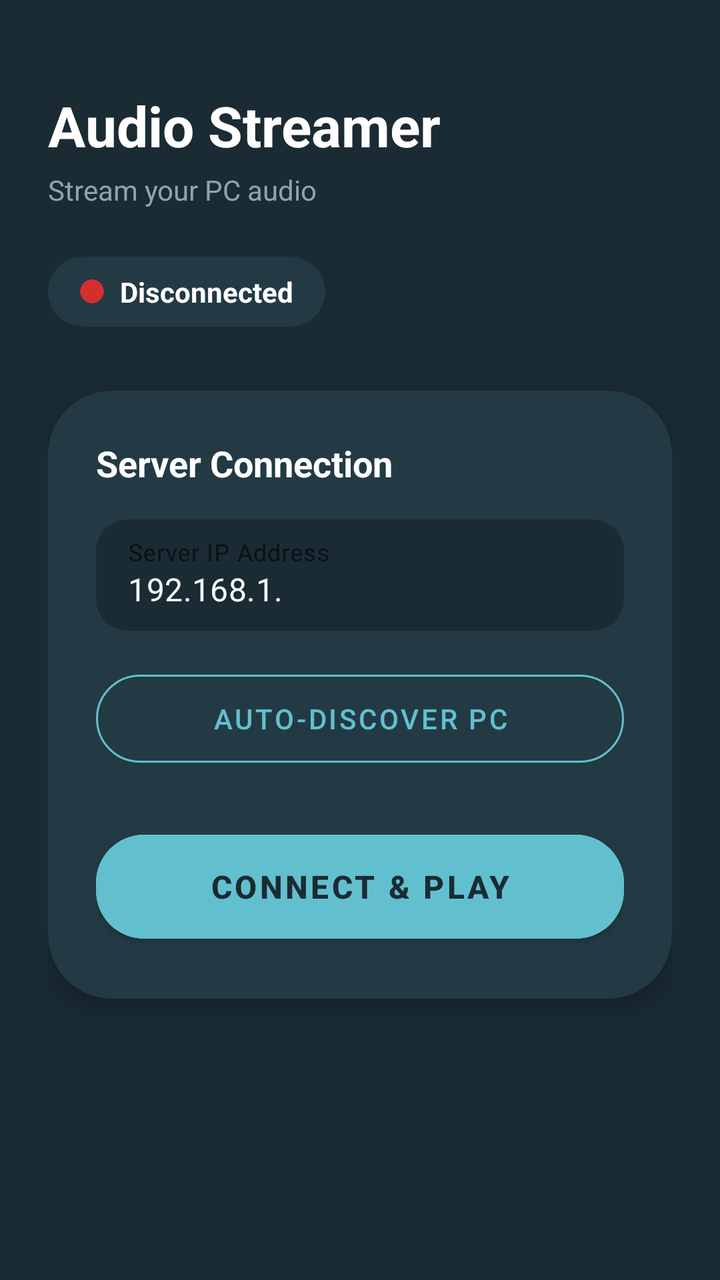
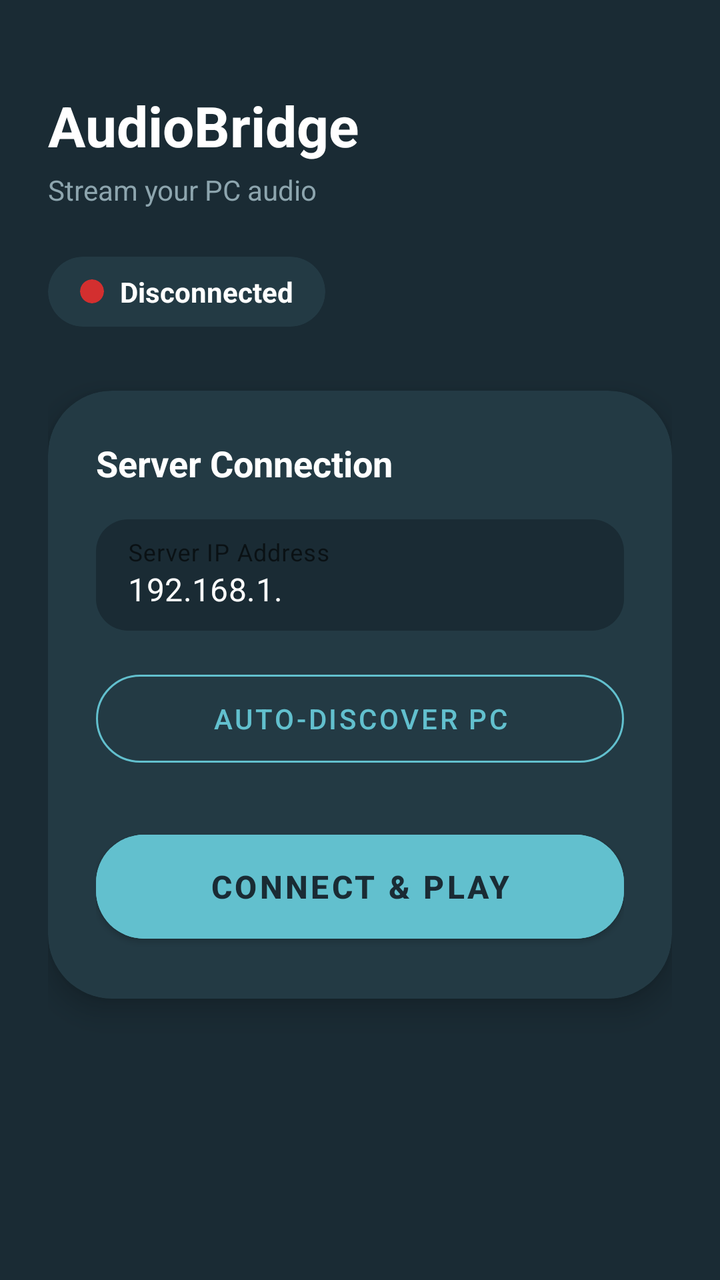

An Android layout rendered at two revisions. The XML below is the earlier revision; the diff shows what the commit changed to produce the second picture.
<!-- AndroidManifest.xml: application theme Theme.MaterialComponents.DayNight.NoActionBar -->
<!-- res/layout/activity_main.xml -->
<?xml version="1.0" encoding="utf-8"?>
<androidx.constraintlayout.widget.ConstraintLayout 
    xmlns:android="http://schemas.android.com/apk/res/android"
    xmlns:app="http://schemas.android.com/apk/res-auto"
    android:layout_width="match_parent"
    android:layout_height="match_parent"
    android:background="@color/bg_main"
    android:padding="24dp">

    <TextView
        android:id="@+id/titleText"
        android:layout_width="wrap_content"
        android:layout_height="wrap_content"
        android:text="Audio Streamer"
        android:textSize="28sp"
        android:textStyle="bold"
        android:textColor="@color/text_main"
        app:layout_constraintTop_toTopOf="parent"
        app:layout_constraintStart_toStartOf="parent"
        android:layout_marginTop="20dp"/>

    <TextView
        android:id="@+id/subtitleText"
        android:layout_width="wrap_content"
        android:layout_height="wrap_content"
        android:text="Stream your PC audio"
        android:textSize="14sp"
        android:textColor="@color/text_sub"
        app:layout_constraintTop_toBottomOf="@id/titleText"
        app:layout_constraintStart_toStartOf="parent"
        android:layout_marginTop="4dp"/>

    <com.google.android.material.card.MaterialCardView
        android:id="@+id/statusCard"
        android:layout_width="wrap_content"
        android:layout_height="wrap_content"
        android:layout_marginTop="24dp"
        app:cardBackgroundColor="@color/bg_card"
        app:cardCornerRadius="20dp"
        app:cardElevation="0dp"
        app:strokeWidth="0dp"
        app:layout_constraintTop_toBottomOf="@id/subtitleText"
        app:layout_constraintStart_toStartOf="parent">
        
        <LinearLayout
            android:layout_width="wrap_content"
            android:layout_height="wrap_content"
            android:orientation="horizontal"
            android:paddingHorizontal="16dp"
            android:paddingVertical="8dp"
            android:gravity="center_vertical">

            <com.google.android.material.card.MaterialCardView
                android:id="@+id/statusIndicator"
                android:layout_width="12dp"
                android:layout_height="12dp"
                app:cardCornerRadius="6dp"
                app:cardBackgroundColor="#D32F2F"
                app:cardElevation="0dp"
                app:strokeWidth="0dp" />

            <TextView
                android:id="@+id/statusText"
                android:layout_width="wrap_content"
                android:layout_height="wrap_content"
                android:layout_marginStart="8dp"
                android:text="Disconnected"
                android:textSize="14sp"
                android:textStyle="bold"
                android:textColor="@color/text_main"/>
        </LinearLayout>
    </com.google.android.material.card.MaterialCardView>

    <com.google.android.material.card.MaterialCardView
        android:layout_width="match_parent"
        android:layout_height="wrap_content"
        android:layout_marginTop="32dp"
        app:cardBackgroundColor="@color/bg_card"
        app:cardCornerRadius="32dp"
        app:cardElevation="8dp"
        app:layout_constraintTop_toBottomOf="@id/statusCard">

        <LinearLayout
            android:layout_width="match_parent"
            android:layout_height="wrap_content"
            android:orientation="vertical"
            android:padding="24dp">

            <TextView
                android:layout_width="wrap_content"
                android:layout_height="wrap_content"
                android:text="Server Connection"
                android:textColor="@color/text_main"
                android:textSize="18sp"
                android:textStyle="bold"
                android:layout_marginBottom="16dp"/>

            <com.google.android.material.textfield.TextInputLayout
                android:id="@+id/ipLayout"
                style="@style/Widget.MaterialComponents.TextInputLayout.FilledBox"
                android:layout_width="match_parent"
                android:layout_height="wrap_content"
                android:hint="Server IP Address"
                app:boxBackgroundColor="@color/bg_main"
                app:boxCornerRadiusBottomEnd="16dp"
                app:boxCornerRadiusBottomStart="16dp"
                app:boxCornerRadiusTopEnd="16dp"
                app:boxCornerRadiusTopStart="16dp"
                app:boxStrokeWidth="0dp"
                app:hintTextColor="@color/text_sub">

                <com.google.android.material.textfield.TextInputEditText
                    android:id="@+id/ipInput"
                    android:layout_width="match_parent"
                    android:layout_height="wrap_content"
                    android:inputType="text"
                    android:textColor="@color/text_main"
                    android:text="192.168.1." />
            </com.google.android.material.textfield.TextInputLayout>

            <com.google.android.material.button.MaterialButton
                android:id="@+id/discoverBtn"
                style="@style/Widget.MaterialComponents.Button.OutlinedButton"
                android:layout_width="match_parent"
                android:layout_height="56dp"
                android:layout_marginTop="16dp"
                android:text="Auto-Discover PC"
                android:textColor="@color/accent_mint"
                app:cornerRadius="24dp"
                app:strokeColor="@color/accent_mint" />

            <com.google.android.material.button.MaterialButton
                android:id="@+id/connectBtn"
                android:layout_width="match_parent"
                android:layout_height="64dp"
                android:layout_marginTop="24dp"
                android:text="Connect &amp; Play"
                android:textColor="@color/bg_main"
                android:textSize="16sp"
                android:textStyle="bold"
                android:backgroundTint="@color/accent_mint"
                app:cornerRadius="24dp" />

        </LinearLayout>
    </com.google.android.material.card.MaterialCardView>

</androidx.constraintlayout.widget.ConstraintLayout>
<!-- resources referenced by this layout -->
<resources>
  <color name="accent_mint">#62C0CE</color>
  <color name="bg_card">#233A44</color>
  <color name="bg_main">#1A2B34</color>
  <color name="text_main">#FFFFFF</color>
  <color name="text_sub">#8DA5AE</color>
</resources>

<!-- the commit's change to res/layout/activity_main.xml (unified diff, before → after) -->
@@ -7,11 +7,12 @@
     android:background="@color/bg_main"
     android:padding="24dp">
 
+    
     <TextView
         android:id="@+id/titleText"
         android:layout_width="wrap_content"
         android:layout_height="wrap_content"
-        android:text="Audio Streamer"
+        android:text="AudioBridge"
         android:textSize="28sp"
         android:textStyle="bold"
         android:textColor="@color/text_main"
@@ -30,6 +31,7 @@
         app:layout_constraintStart_toStartOf="parent"
         android:layout_marginTop="4dp"/>
 
+    
     <com.google.android.material.card.MaterialCardView
         android:id="@+id/statusCard"
         android:layout_width="wrap_content"
@@ -71,6 +73,7 @@
         </LinearLayout>
     </com.google.android.material.card.MaterialCardView>
 
+    
     <com.google.android.material.card.MaterialCardView
         android:layout_width="match_parent"
         android:layout_height="wrap_content"
@@ -95,6 +98,7 @@
                 android:textStyle="bold"
                 android:layout_marginBottom="16dp"/>
 
+            
             <com.google.android.material.textfield.TextInputLayout
                 android:id="@+id/ipLayout"
                 style="@style/Widget.MaterialComponents.TextInputLayout.FilledBox"
@@ -118,6 +122,7 @@
                     android:text="192.168.1." />
             </com.google.android.material.textfield.TextInputLayout>
 
+            
             <com.google.android.material.button.MaterialButton
                 android:id="@+id/discoverBtn"
                 style="@style/Widget.MaterialComponents.Button.OutlinedButton"
@@ -129,6 +134,7 @@
                 app:cornerRadius="24dp"
                 app:strokeColor="@color/accent_mint" />
 
+            
             <com.google.android.material.button.MaterialButton
                 android:id="@+id/connectBtn"
                 android:layout_width="match_parent"
